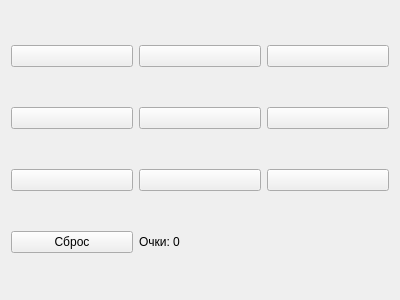
The window that 221_3210_Shakirov/gameboard.ui (BARSIK97/221_3210_Shakirov) describes before a commit, drawn with Qt 5.
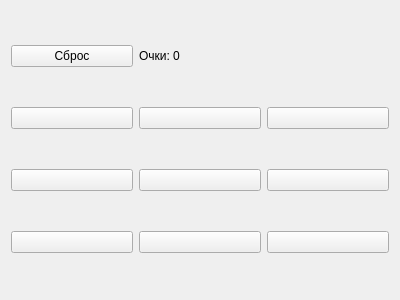
The same window after the commit.

Diff of the .ui file:
```diff
--- a/221_3210_Shakirov/gameboard.ui
+++ b/221_3210_Shakirov/gameboard.ui
@@ -14,43 +14,41 @@
    <string>Игровое Поле</string>
   </property>
   <layout class="QGridLayout" name="gridLayout">
-   <!-- Создание 9 кнопок для игрового поля 3x3 -->
-   <item row="0" column="0">
+   <item row="1" column="0">
     <widget class="QPushButton" name="card1"/>
    </item>
-   <item row="0" column="1">
+   <item row="1" column="1">
     <widget class="QPushButton" name="card2"/>
    </item>
-   <item row="0" column="2">
+   <item row="1" column="2">
     <widget class="QPushButton" name="card3"/>
    </item>
-   <item row="1" column="0">
+   <item row="2" column="0">
     <widget class="QPushButton" name="card4"/>
    </item>
-   <item row="1" column="1">
+   <item row="2" column="1">
     <widget class="QPushButton" name="card5"/>
    </item>
-   <item row="1" column="2">
+   <item row="2" column="2">
     <widget class="QPushButton" name="card6"/>
    </item>
-   <item row="2" column="0">
+   <item row="3" column="0">
     <widget class="QPushButton" name="card7"/>
    </item>
-   <item row="2" column="1">
+   <item row="3" column="1">
     <widget class="QPushButton" name="card8"/>
    </item>
-   <item row="2" column="2">
+   <item row="3" column="2">
     <widget class="QPushButton" name="card9"/>
    </item>
-   <!-- Размещаем кнопку сброса и счетчик очков -->
-   <item row="3" column="0">
+   <item row="0" column="0">
     <widget class="QPushButton" name="resetButton">
      <property name="text">
       <string>Сброс</string>
      </property>
     </widget>
    </item>
-   <item row="3" column="1">
+   <item row="0" column="1">
     <widget class="QLabel" name="scoreLabel">
      <property name="text">
       <string>Очки: 0</string>
```
